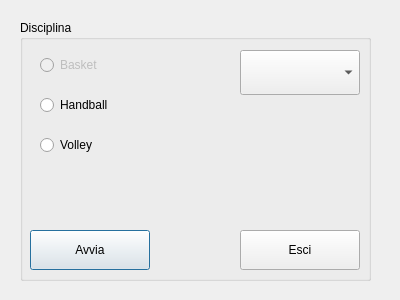
Qt form choosediscipline.ui (McuMirror/scoreController) before a commit.
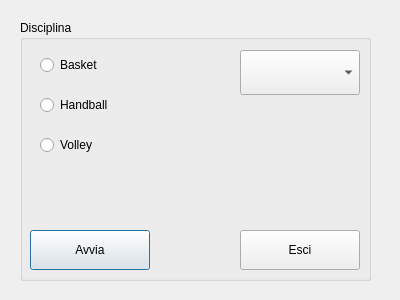
The same form after that commit.

Commit message: enabled basket

What changed in the file:
```diff
--- a/choosediscipline.ui
+++ b/choosediscipline.ui
@@ -27,7 +27,7 @@
    </property>
    <widget class="QRadioButton" name="basketRadioButton">
     <property name="enabled">
-     <bool>false</bool>
+     <bool>true</bool>
     </property>
     <property name="geometry">
      <rect>
```
